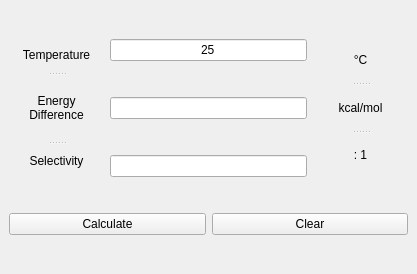
BaikgrpKAIST/Midas, file gui/SelectivityCalculator.ui: the form before one commit.
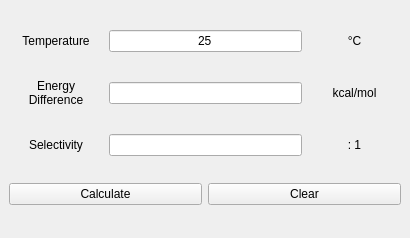
The form after the commit.

Commit message: redox potential calculator

What changed in the file:
```diff
--- a/gui/SelectivityCalculator.ui
+++ b/gui/SelectivityCalculator.ui
@@ -6,8 +6,8 @@
    <rect>
     <x>0</x>
     <y>0</y>
-    <width>417</width>
-    <height>274</height>
+    <width>410</width>
+    <height>238</height>
    </rect>
   </property>
   <property name="windowTitle">
@@ -15,27 +15,12 @@
   </property>
   <widget class="QWidget" name="centralwidget">
    <layout class="QGridLayout" name="gridLayout">
-    <item row="0" column="0" rowspan="3">
-     <widget class="QSplitter" name="splitter">
-      <property name="orientation">
-       <enum>Qt::Vertical</enum>
-      </property>
+    <item row="0" column="0">
       <widget class="QLabel" name="label">
        <property name="text">
         <string>&lt;html&gt;&lt;head/&gt;&lt;body&gt;&lt;p align=&quot;center&quot;&gt;Temperature&lt;/p&gt;&lt;/body&gt;&lt;/html&gt;</string>
        </property>
       </widget>
-      <widget class="QLabel" name="label_2">
-       <property name="text">
-        <string>&lt;html&gt;&lt;head/&gt;&lt;body&gt;&lt;p align=&quot;center&quot;&gt;Energy&lt;br/&gt;Difference&lt;/p&gt;&lt;/body&gt;&lt;/html&gt;</string>
-       </property>
-      </widget>
-      <widget class="QLabel" name="label_3">
-       <property name="text">
-        <string>&lt;html&gt;&lt;head/&gt;&lt;body&gt;&lt;p align=&quot;center&quot;&gt;Selectivity&lt;/p&gt;&lt;/body&gt;&lt;/html&gt;</string>
-       </property>
-      </widget>
-     </widget>
     </item>
     <item row="0" column="1" colspan="2">
      <widget class="QLineEdit" name="txtTemperature">
@@ -47,26 +32,18 @@
       </property>
      </widget>
     </item>
-    <item row="0" column="3" rowspan="3">
-     <widget class="QSplitter" name="splitter_2">
-      <property name="orientation">
-       <enum>Qt::Vertical</enum>
-      </property>
+    <item row="0" column="3">
       <widget class="QLabel" name="label_4">
        <property name="text">
         <string>&lt;html&gt;&lt;head/&gt;&lt;body&gt;&lt;p align=&quot;center&quot;&gt;°C&lt;/p&gt;&lt;/body&gt;&lt;/html&gt;</string>
        </property>
       </widget>
-      <widget class="QLabel" name="label_5">
+    </item>
+    <item row="1" column="0">
+     <widget class="QLabel" name="label_2">
        <property name="text">
-        <string>&lt;html&gt;&lt;head/&gt;&lt;body&gt;&lt;p align=&quot;center&quot;&gt;kcal/mol&lt;/p&gt;&lt;/body&gt;&lt;/html&gt;</string>
-       </property>
-      </widget>
-      <widget class="QLabel" name="label_6">
-       <property name="text">
-        <string>&lt;html&gt;&lt;head/&gt;&lt;body&gt;&lt;p align=&quot;center&quot;&gt;:   1&lt;/p&gt;&lt;/body&gt;&lt;/html&gt;</string>
-       </property>
-      </widget>
+       <string>&lt;html&gt;&lt;head/&gt;&lt;body&gt;&lt;p align=&quot;center&quot;&gt;Energy&lt;br/&gt;Difference&lt;/p&gt;&lt;/body&gt;&lt;/html&gt;</string>
+      </property>
      </widget>
     </item>
     <item row="1" column="1" colspan="2">
@@ -76,6 +53,20 @@
       </property>
      </widget>
     </item>
+    <item row="1" column="3">
+     <widget class="QLabel" name="label_5">
+      <property name="text">
+       <string>&lt;html&gt;&lt;head/&gt;&lt;body&gt;&lt;p align=&quot;center&quot;&gt;kcal/mol&lt;/p&gt;&lt;/body&gt;&lt;/html&gt;</string>
+      </property>
+     </widget>
+    </item>
+    <item row="2" column="0">
+     <widget class="QLabel" name="label_3">
+      <property name="text">
+       <string>&lt;html&gt;&lt;head/&gt;&lt;body&gt;&lt;p align=&quot;center&quot;&gt;Selectivity&lt;/p&gt;&lt;/body&gt;&lt;/html&gt;</string>
+      </property>
+     </widget>
+    </item>
     <item row="2" column="1" colspan="2">
      <widget class="QLineEdit" name="txtSelectivity">
       <property name="alignment">
@@ -83,6 +74,13 @@
       </property>
      </widget>
     </item>
+    <item row="2" column="3">
+     <widget class="QLabel" name="label_6">
+      <property name="text">
+       <string>&lt;html&gt;&lt;head/&gt;&lt;body&gt;&lt;p align=&quot;center&quot;&gt;:   1&lt;/p&gt;&lt;/body&gt;&lt;/html&gt;</string>
+      </property>
+     </widget>
+    </item>
     <item row="3" column="0" colspan="2">
      <widget class="QPushButton" name="btnCalculate">
       <property name="text">
```
Lines whose indentation alone changed are shown as unchanged. The commit also changes 4 other files.
